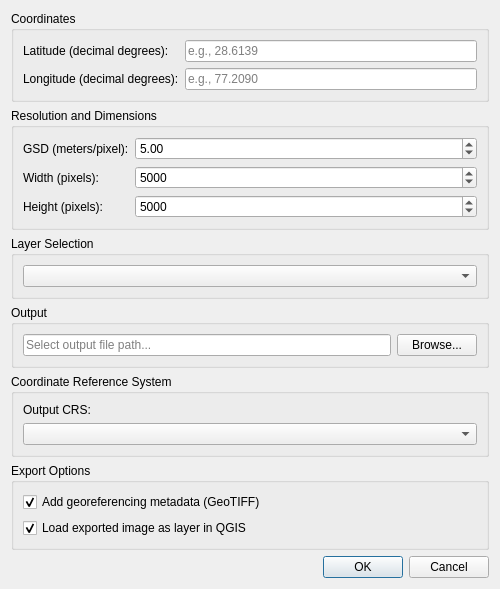
ashroo/custom_map_downloader, file CustomMapDownloader_dialog_base.ui: the form before one commit.
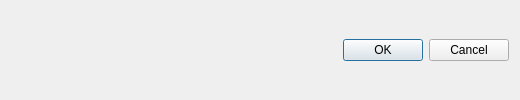
The form after the commit.

The edit to the form file:
```diff
--- a/CustomMapDownloader_dialog_base.ui
+++ b/CustomMapDownloader_dialog_base.ui
@@ -5,223 +5,14 @@
    <rect>
     <x>0</x>
     <y>0</y>
-    <width>500</width>
-    <height>550</height>
+    <width>520</width>
+    <height>100</height>
    </rect>
   </property>
   <property name="windowTitle">
    <string>Custom Map Downloader</string>
   </property>
-  <layout class="QVBoxLayout" name="verticalLayout">
-   <item>
-    <widget class="QGroupBox" name="groupBox_coordinates">
-     <property name="title">
-      <string>Coordinates</string>
-     </property>
-     <layout class="QFormLayout" name="formLayout">
-      <item row="0" column="0">
-       <widget class="QLabel" name="label_lat">
-        <property name="text">
-         <string>Latitude (decimal degrees):</string>
-        </property>
-       </widget>
-      </item>
-      <item row="0" column="1">
-       <widget class="QLineEdit" name="lineEdit_lat">
-        <property name="placeholderText">
-         <string>e.g., 28.6139</string>
-        </property>
-       </widget>
-      </item>
-      <item row="1" column="0">
-       <widget class="QLabel" name="label_lon">
-        <property name="text">
-         <string>Longitude (decimal degrees):</string>
-        </property>
-       </widget>
-      </item>
-      <item row="1" column="1">
-       <widget class="QLineEdit" name="lineEdit_lon">
-        <property name="placeholderText">
-         <string>e.g., 77.2090</string>
-        </property>
-       </widget>
-      </item>
-     </layout>
-    </widget>
-   </item>
-   <item>
-    <widget class="QGroupBox" name="groupBox_resolution">
-     <property name="title">
-      <string>Resolution and Dimensions</string>
-     </property>
-     <layout class="QFormLayout" name="formLayout_2">
-      <item row="0" column="0">
-       <widget class="QLabel" name="label_gsd">
-        <property name="text">
-         <string>GSD (meters/pixel):</string>
-        </property>
-       </widget>
-      </item>
-      <item row="0" column="1">
-       <widget class="QDoubleSpinBox" name="spinBox_gsd">
-        <property name="decimals">
-         <number>2</number>
-        </property>
-        <property name="minimum">
-         <double>0.01</double>
-        </property>
-        <property name="maximum">
-         <double>1000.00</double>
-        </property>
-        <property name="value">
-         <double>5.00</double>
-        </property>
-       </widget>
-      </item>
-      <item row="1" column="0">
-       <widget class="QLabel" name="label_width">
-        <property name="text">
-         <string>Width (pixels):</string>
-        </property>
-       </widget>
-      </item>
-      <item row="1" column="1">
-       <widget class="QSpinBox" name="spinBox_width">
-        <property name="minimum">
-         <number>1</number>
-        </property>
-        <property name="maximum">
-         <number>20000</number>
-        </property>
-        <property name="value">
-         <number>5000</number>
-        </property>
-       </widget>
-      </item>
-      <item row="2" column="0">
-       <widget class="QLabel" name="label_height">
-        <property name="text">
-         <string>Height (pixels):</string>
-        </property>
-       </widget>
-      </item>
-      <item row="2" column="1">
-       <widget class="QSpinBox" name="spinBox_height">
-        <property name="minimum">
-         <number>1</number>
-        </property>
-        <property name="maximum">
-         <number>20000</number>
-        </property>
-        <property name="value">
-         <number>5000</number>
-        </property>
-       </widget>
-      </item>
-     </layout>
-    </widget>
-   </item>
-   <item>
-    <widget class="QGroupBox" name="groupBox_layer">
-     <property name="title">
-      <string>Layer Selection</string>
-     </property>
-     <layout class="QHBoxLayout" name="horizontalLayout">
-      <item>
-       <widget class="QComboBox" name="comboBox_layer"/>
-      </item>
-     </layout>
-    </widget>
-   </item>
-   <item>
-    <widget class="QGroupBox" name="groupBox_output">
-     <property name="title">
-      <string>Output</string>
-     </property>
-     <layout class="QHBoxLayout" name="horizontalLayout_2">
-      <item>
-       <widget class="QLineEdit" name="lineEdit_output">
-        <property name="placeholderText">
-         <string>Select output file path...</string>
-        </property>
-       </widget>
-      </item>
-      <item>
-       <widget class="QPushButton" name="pushButton_browse">
-        <property name="text">
-         <string>Browse...</string>
-        </property>
-       </widget>
-      </item>
-     </layout>
-    </widget>
-   </item>
-   <item>
-    <widget class="QGroupBox" name="groupBox_crs">
-     <property name="title">
-      <string>Coordinate Reference System</string>
-     </property>
-     <layout class="QVBoxLayout" name="verticalLayout_3">
-      <item>
-       <widget class="QLabel" name="label_crs">
-        <property name="text">
-         <string>Output CRS:</string>
-        </property>
-       </widget>
-      </item>
-      <item>
-       <widget class="QComboBox" name="comboBox_crs">
-        <property name="toolTip">
-         <string>Select the coordinate reference system for the output GeoTIFF</string>
-        </property>
-       </widget>
-      </item>
-     </layout>
-    </widget>
-   </item>
-   <item>
-    <widget class="QGroupBox" name="groupBox_options">
-     <property name="title">
-      <string>Export Options</string>
-     </property>
-     <layout class="QVBoxLayout" name="verticalLayout_2">
-      <item>
-       <widget class="QCheckBox" name="checkBox_georeferencing">
-        <property name="text">
-         <string>Add georeferencing metadata (GeoTIFF)</string>
-        </property>
-        <property name="checked">
-         <bool>true</bool>
-        </property>
-       </widget>
-      </item>
-      <item>
-       <widget class="QCheckBox" name="checkBox_loadLayer">
-        <property name="text">
-         <string>Load exported image as layer in QGIS</string>
-        </property>
-        <property name="checked">
-         <bool>true</bool>
-        </property>
-       </widget>
-      </item>
-     </layout>
-    </widget>
-   </item>
-   <item>
-    <spacer name="verticalSpacer">
-     <property name="orientation">
-      <enum>Qt::Vertical</enum>
-     </property>
-     <property name="sizeHint" stdset="0">
-      <size>
-       <width>20</width>
-       <height>40</height>
-      </size>
-     </property>
-    </spacer>
-   </item>
+  <layout class="QVBoxLayout" name="verticalLayout_main">
    <item>
     <widget class="QDialogButtonBox" name="button_box">
      <property name="orientation">
```
Left out of the diff: 20 changed lines with no effect on the pictures.
